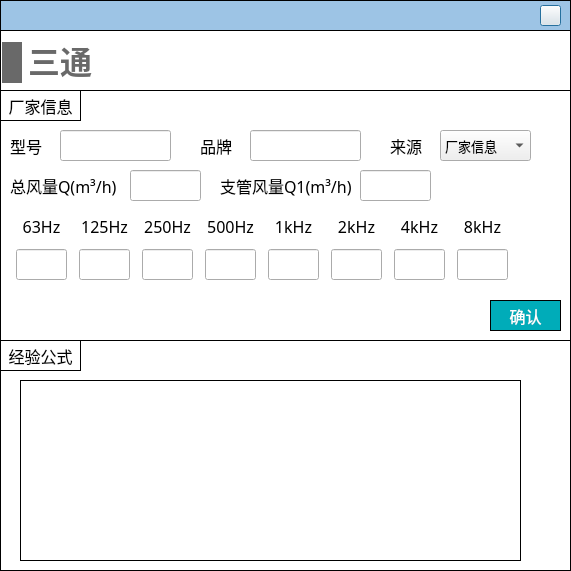
This is NoiseCalSoft/inputDialog/dialog_tee.ui in SheepBowwow/NoiCal as Qt 5 draws it before an edit. The edited form follows.
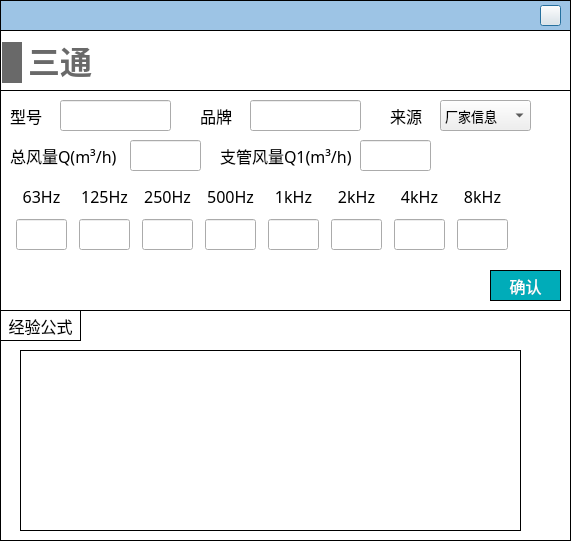
This is the edited form. Icons and pictures are not drawn.

```diff
--- a/NoiseCalSoft/inputDialog/dialog_tee.ui
+++ b/NoiseCalSoft/inputDialog/dialog_tee.ui
@@ -7,7 +7,7 @@
     <x>0</x>
     <y>0</y>
     <width>571</width>
-    <height>571</height>
+    <height>541</height>
    </rect>
   </property>
   <property name="font">
@@ -76,7 +76,7 @@
      <x>0</x>
      <y>30</y>
      <width>571</width>
-     <height>541</height>
+     <height>511</height>
     </rect>
    </property>
    <property name="styleSheet">
@@ -89,7 +89,7 @@
     <property name="geometry">
      <rect>
       <x>0</x>
-      <y>310</y>
+      <y>280</y>
       <width>571</width>
       <height>231</height>
      </rect>
@@ -142,7 +142,7 @@
       <x>0</x>
       <y>60</y>
       <width>571</width>
-      <height>251</height>
+      <height>221</height>
      </rect>
     </property>
     <property name="styleSheet">
@@ -176,7 +176,7 @@
      <property name="geometry">
       <rect>
        <x>250</x>
-       <y>40</y>
+       <y>10</y>
        <width>111</width>
        <height>31</height>
       </rect>
@@ -192,7 +192,7 @@
      <property name="geometry">
       <rect>
        <x>360</x>
-       <y>80</y>
+       <y>50</y>
        <width>71</width>
        <height>31</height>
       </rect>
@@ -208,7 +208,7 @@
      <property name="geometry">
       <rect>
        <x>200</x>
-       <y>40</y>
+       <y>10</y>
        <width>41</width>
        <height>31</height>
       </rect>
@@ -227,7 +227,7 @@
      <property name="geometry">
       <rect>
        <x>220</x>
-       <y>80</y>
+       <y>50</y>
        <width>131</width>
        <height>31</height>
       </rect>
@@ -246,7 +246,7 @@
      <property name="geometry">
       <rect>
        <x>10</x>
-       <y>80</y>
+       <y>50</y>
        <width>111</width>
        <height>31</height>
       </rect>
@@ -265,7 +265,7 @@
      <property name="geometry">
       <rect>
        <x>130</x>
-       <y>80</y>
+       <y>50</y>
        <width>71</width>
        <height>31</height>
       </rect>
@@ -277,36 +277,11 @@
       </font>
      </property>
     </widget>
-    <widget class="QLabel" name="label_20">
-     <property name="geometry">
-      <rect>
-       <x>0</x>
-       <y>0</y>
-       <width>81</width>
-       <height>31</height>
-      </rect>
-     </property>
-     <property name="font">
-      <font>
-       <family>黑体</family>
-       <pointsize>-1</pointsize>
-      </font>
-     </property>
-     <property name="styleSheet">
-      <string notr="true">border: 1px solid #000000;</string>
-     </property>
-     <property name="text">
-      <string>厂家信息</string>
-     </property>
-     <property name="alignment">
-      <set>Qt::AlignCenter</set>
-     </property>
-    </widget>
     <widget class="QPushButton" name="pushButton_confirm">
      <property name="geometry">
       <rect>
        <x>490</x>
-       <y>210</y>
+       <y>180</y>
        <width>71</width>
        <height>31</height>
       </rect>
@@ -341,7 +316,7 @@
      <property name="geometry">
       <rect>
        <x>60</x>
-       <y>40</y>
+       <y>10</y>
        <width>111</width>
        <height>31</height>
       </rect>
@@ -357,7 +332,7 @@
      <property name="geometry">
       <rect>
        <x>10</x>
-       <y>40</y>
+       <y>10</y>
        <width>41</width>
        <height>31</height>
       </rect>
@@ -376,7 +351,7 @@
      <property name="geometry">
       <rect>
        <x>440</x>
-       <y>40</y>
+       <y>10</y>
        <width>91</width>
        <height>31</height>
       </rect>
@@ -402,7 +377,7 @@
      <property name="geometry">
       <rect>
        <x>390</x>
-       <y>40</y>
+       <y>10</y>
        <width>41</width>
        <height>31</height>
       </rect>
@@ -421,7 +396,7 @@
      <property name="geometry">
       <rect>
        <x>10</x>
-       <y>120</y>
+       <y>90</y>
        <width>511</width>
        <height>72</height>
       </rect>
```
